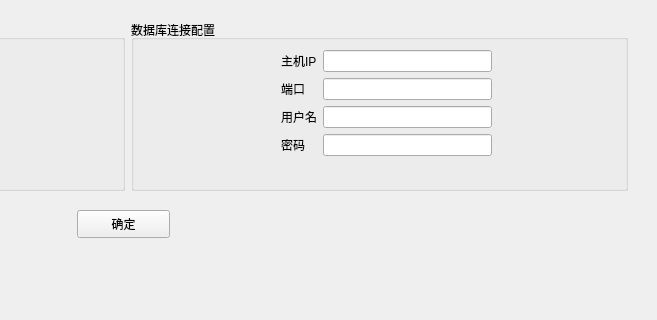
Above: settingsview.ui from NevilleNoah/HikvisionCamera2 before the change; both pictures show x 403 to 1060 and y 0 to 320 of the 1060 by 680 pixel window. Below: the same form after it.
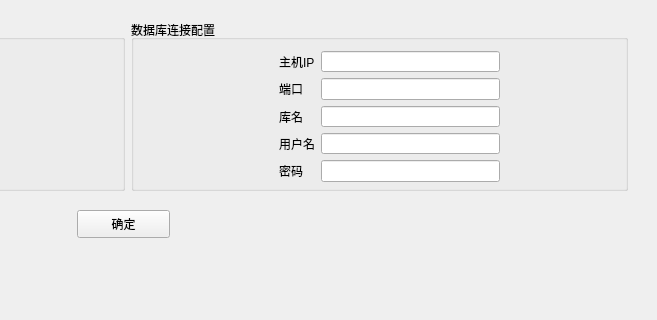
That is the form after the change.

What changed in the file:
```diff
--- a/settingsview.ui
+++ b/settingsview.ui
@@ -97,13 +97,13 @@
       <property name="title">
        <string>数据库连接配置</string>
       </property>
-      <widget class="QWidget" name="layoutWidget">
+      <widget class="QWidget" name="">
        <property name="geometry">
         <rect>
-         <x>150</x>
-         <y>30</y>
-         <width>211</width>
-         <height>107</height>
+         <x>148</x>
+         <y>31</y>
+         <width>221</width>
+         <height>131</height>
         </rect>
        </property>
        <layout class="QFormLayout" name="formLayout_2">
@@ -128,23 +128,33 @@
          <widget class="QLineEdit" name="edDBPort"/>
         </item>
         <item row="2" column="0">
+         <widget class="QLabel" name="textDBModel">
+          <property name="text">
+           <string>库名</string>
+          </property>
+         </widget>
+        </item>
+        <item row="2" column="1">
+         <widget class="QLineEdit" name="edDBModel"/>
+        </item>
+        <item row="3" column="0">
          <widget class="QLabel" name="textDBUsername">
           <property name="text">
            <string>用户名</string>
           </property>
          </widget>
         </item>
-        <item row="2" column="1">
+        <item row="3" column="1">
          <widget class="QLineEdit" name="edDBUsername"/>
         </item>
-        <item row="3" column="0">
+        <item row="4" column="0">
          <widget class="QLabel" name="textDBPassword">
           <property name="text">
            <string>密码</string>
           </property>
          </widget>
         </item>
-        <item row="3" column="1">
+        <item row="4" column="1">
          <widget class="QLineEdit" name="edDBPassword">
           <property name="echoMode">
            <enum>QLineEdit::Password</enum>
```
